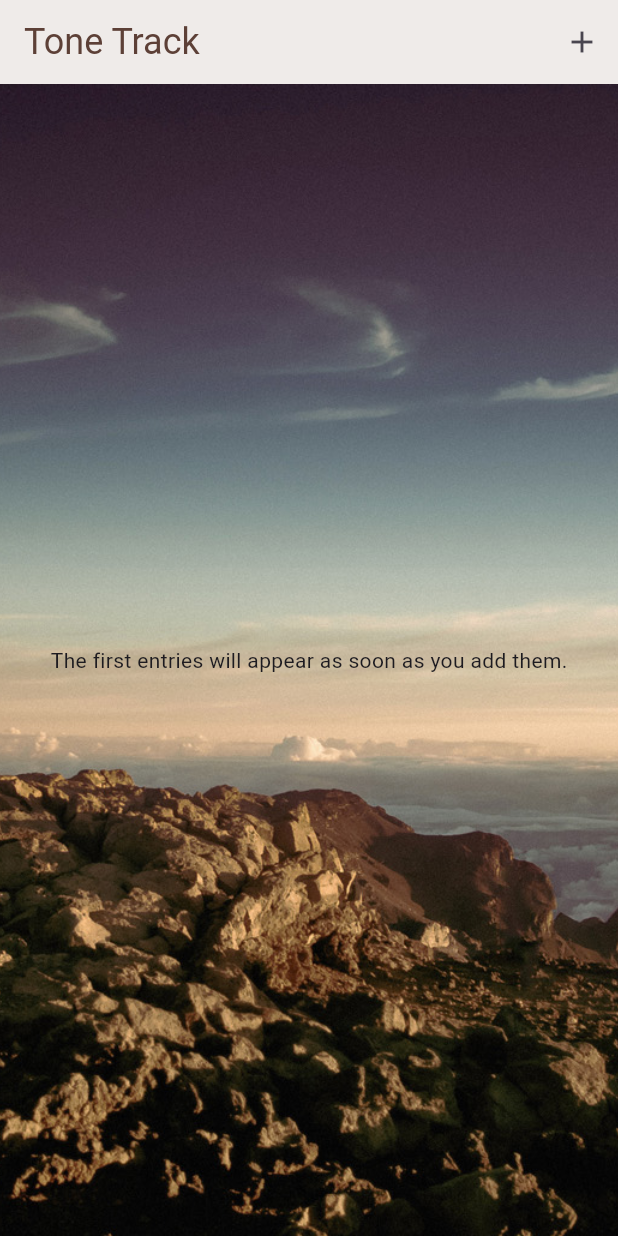
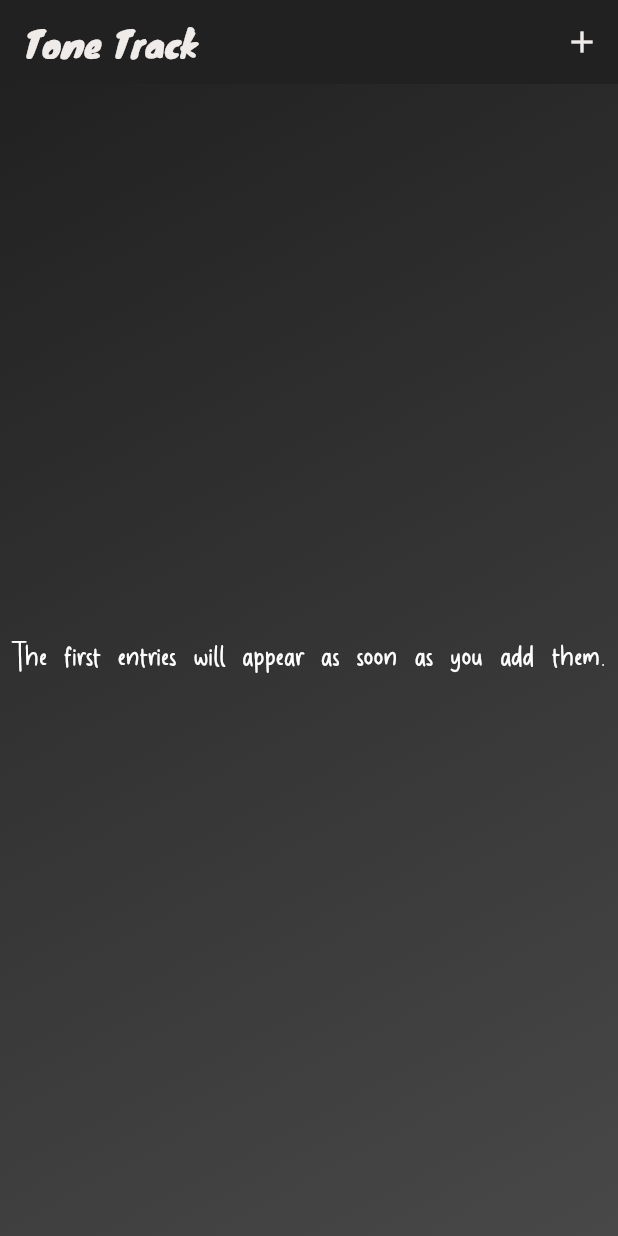
Before and after one commit to Alpaca00/tone-track-app, a Flutter app: the screen it shows after launch, on a phone screen of 412 x 824 dp. Run offline on Flutter 3.47's test engine with Material 3 defaults, Android fonts, the phone set to English and light mode, and no system bars; our stand-ins replace animated_text_kit, dio, sqflite; missing offline and left inert: lens_button; accounts and stored records are empty.

Commit message:
App redesign completed, new release 0.0.2

```diff
--- a/lib/pages/home_page.dart
+++ b/lib/pages/home_page.dart
@@ -1,6 +1,6 @@
 import 'package:flutter/material.dart';
 import 'package:provider/provider.dart';
-import '../utils/constants.dart';
+
 import '../utils/date_utils.dart';
 import '../utils/text_utils.dart';
 import '../viewmodels/entry_viewmodel.dart';
@@ -41,7 +41,7 @@ class _HomePageState extends State<HomePage> {
         },
         actions: [
           IconButton(
-            icon: const Icon(Icons.add),
+            icon: Icon(Icons.add, color: Colors.brown[50]),
             onPressed: () async {
               await Navigator.push(
                 context,
@@ -56,9 +56,13 @@ class _HomePageState extends State<HomePage> {
       ),
       body: Container(
         decoration: const BoxDecoration(
-          image: DecorationImage(
-            image: AssetImage(Constants.backgroundImage),
-            fit: BoxFit.cover,
+          gradient: LinearGradient(
+            colors: [
+              Color(0xFF212121),
+              Color(0xFF484848),
+            ],
+            begin: Alignment.topLeft,
+            end: Alignment.bottomRight,
           ),
         ),
         child: Consumer<EntryViewModel>(
@@ -66,12 +70,17 @@ class _HomePageState extends State<HomePage> {
             if (viewModel.entries.isEmpty) {
               return const Center(
                   child: Text(
-                      'The first entries will appear as soon as you add them.'));
+                'The first entries will appear as soon as you add them.',
+                style: TextStyle(
+                    fontFamily: 'LuckyMoonFont',
+                    color: Colors.white,
+                    fontSize: 28),
+              ));
             } else {
               return ListView.separated(
                 itemCount: viewModel.entries.length,
                 separatorBuilder: (context, index) =>
-                    Divider(color: Colors.pink[100]),
+                    Divider(color: Colors.brown[50]),
                 itemBuilder: (context, index) {
                   final entry = viewModel.entries[index];
                   return ListTile(
@@ -80,21 +89,24 @@ class _HomePageState extends State<HomePage> {
                       children: [
                         Text(
                           'Note: ${CustomTextRenderingUtils.formatHomeListItem(entry)}',
-                          style: TextStyle(
-                              fontWeight: FontWeight.normal,
-                              color: Colors.blueGrey[50]),
+                          style: const TextStyle(
+                              fontFamily: 'FuneverFont',
+                              color: Colors.white,
+                              fontSize: 16),
                         ),
                         Text(
                           'Mood: ${entry.mood.name}',
-                          style: TextStyle(
-                            fontSize: 15,
-                            color: Colors.blueGrey[50],
-                          ),
+                          style: const TextStyle(
+                              fontFamily: 'FuneverFont',
+                              color: Colors.white,
+                              fontSize: 16),
                         ),
                         Text(
                           CustomDateUtils.formatDate(entry),
-                          style: TextStyle(
-                              fontSize: 14, color: Colors.blueGrey[50]),
+                          style: const TextStyle(
+                              fontFamily: 'FuneverFont',
+                              color: Colors.white,
+                              fontSize: 16),
                         ),
                       ],
                     ),
--- a/lib/utils/date_utils.dart
+++ b/lib/utils/date_utils.dart
@@ -3,6 +3,6 @@ import 'package:intl/intl.dart';
 
 class CustomDateUtils {
   static String formatDate(dynamic entry) {
-    return 'Date: ${DateFormat('dd.MM.yyyy -- HH:mm:ss').format(entry.date)}';
+    return 'Date: ${DateFormat('dd MMMM yyyy, HH:mm:ss').format(entry.date)}';
   }
 }
--- a/lib/widgets/shared_app_bar.dart
+++ b/lib/widgets/shared_app_bar.dart
@@ -18,14 +18,18 @@ class SharedAppBar extends StatelessWidget implements PreferredSizeWidget {
   @override
   Widget build(BuildContext context) {
     return AppBar(
-      backgroundColor: Colors.brown[50],
+      backgroundColor: const Color(0xFF212121),
+      iconTheme: IconThemeData(
+        color: Colors.brown[50]
+      ),
       title: animationCompleted
           ? Text(
               Constants.appName,
               style: TextStyle(
+                fontFamily: 'DotoFont',
                 fontSize: 24,
                 fontWeight: FontWeight.normal,
-                color: Colors.brown[700],
+                color: Colors.brown[50],
               ),
             )
           : AnimatedTextKit(
@@ -33,9 +37,10 @@ class SharedAppBar extends StatelessWidget implements PreferredSizeWidget {
                 TyperAnimatedText(
                   Constants.appName,
                   textStyle: TextStyle(
+                    fontFamily: 'DotoFont',
                     fontSize: 24,
                     fontWeight: FontWeight.normal,
-                    color: Colors.brown[700],
+                    color: Colors.brown[50],
                   ),
                 ),
               ],
```
Also changed, not shown: lib/pages/add_entry_page.dart (+30 -10 lines), lib/pages/entry_details_page.dart (+59 -26 lines), pubspec.yaml (+12 -2 lines), assets/fonts/Doto.ttf (added), assets/fonts/Funever.ttf (added), assets/fonts/Luckymoon.ttf (added), assets/images/background.jpg (deleted), assets/images/details.png, assets/images/empty.png (added), assets/images/entry.png, assets/images/home.png, 1 other file.
